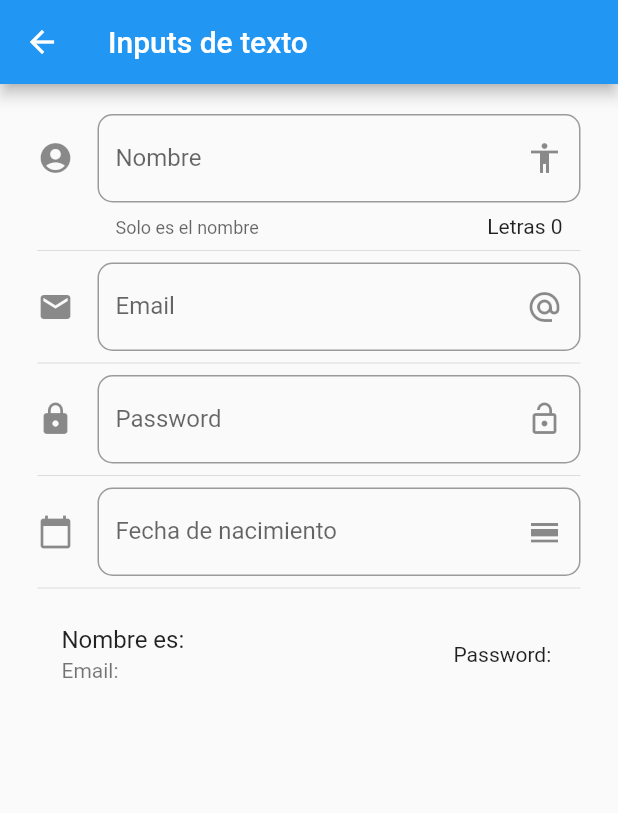
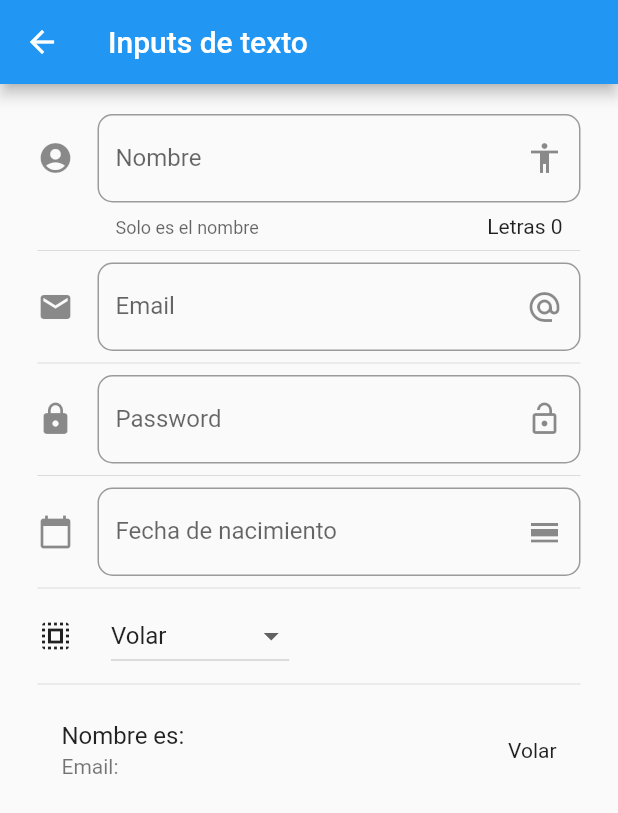
Before and after one commit to DonMastra/FlutterComponentsApp, a Flutter app: the InputPage screen opened by its route, on a phone screen of 412 x 824 dp. Shown: the top 813 px of the screen. Run offline on Flutter 3.47's test engine with Material 2 defaults, Android fonts, the phone set to English and light mode, and no system bars.

```diff
--- a/data/menu_opts.json
+++ b/data/menu_opts.json
@@ -24,6 +24,11 @@
             "ruta": "inputs",
             "icon": "input",
             "texto": "Inputs"
+        },
+        {
+            "ruta": "slider",
+            "icon": "tune",
+            "texto": "Sliders"
         }
     ]
 }
--- a/lib/src/pages/input_page.dart
+++ b/lib/src/pages/input_page.dart
@@ -10,6 +10,10 @@ class _InputPageState extends State<InputPage> {
   String _email = '';
   String _password = '';
   String _fecha = '';
+
+  String _opcionSeleccionada = 'Volar';
+
+  List<String> _poderes = ['Volar', 'Rayos X', 'Super Aliento', 'Super Fuerza'];
 
   TextEditingController _inputFieldDateController = new TextEditingController();
   @override
@@ -28,6 +32,8 @@ class _InputPageState extends State<InputPage> {
           _crearPassword(),
           Divider(),
           _crearFecha(context),
+          Divider(),
+          _crearDropdown(),
           Divider(),
           _crearPersona(),
         ],
@@ -130,11 +136,44 @@ class _InputPageState extends State<InputPage> {
     }
   }
 
+  List<DropdownMenuItem<String>> getOpcionesDropdown() {
+    List<DropdownMenuItem<String>> lista = [];
+
+    _poderes.forEach((poder) {
+      lista.add(DropdownMenuItem(
+        child: Text(poder),
+        value: poder,
+      ));
+    });
+
+    return lista;
+  }
+
+  Widget _crearDropdown() {
+    return Row(
+      children: <Widget>[
+        Icon(Icons.select_all),
+        SizedBox(
+          width: 25.0,
+        ),
+        DropdownButton(
+          value: _opcionSeleccionada,
+          items: getOpcionesDropdown(),
+          onChanged: (opt) {
+            setState(() {
+              _opcionSeleccionada = opt.toString();
+            });
+          },
+        ),
+      ],
+    );
+  }
+
   Widget _crearPersona() {
     return ListTile(
       title: Text('Nombre es: $_nombre'),
       subtitle: Text('Email: $_email'),
-      trailing: Text('Password: $_password'),
+      trailing: Text(_opcionSeleccionada),
     );
   }
 }
--- a/lib/src/routes/routes.dart
+++ b/lib/src/routes/routes.dart
@@ -1,5 +1,6 @@
 import 'package:flutter/material.dart';
 
+import 'package:components/src/pages/slider_page.dart';
 import 'package:components/src/pages/input_page.dart';
 import 'package:components/src/pages/animated_container.dart';
 import 'package:components/src/pages/card_page.dart';
@@ -14,6 +15,7 @@ Map<String, WidgetBuilder> getApplicationRoutes() {
     'avatar': (BuildContext context) => AvatarPage(),
     'card': (BuildContext context) => CardPage(),
     'animatedContainer': (BuildContext context) => AnimatedContainerPage(),
-    'inputs': (BuildContext context) => InputPage()
+    'inputs': (BuildContext context) => InputPage(),
+    'slider': (BuildContext context) => SliderPage(),
   };
 }
--- a/lib/src/utils/icono_string_util.dart
+++ b/lib/src/utils/icono_string_util.dart
@@ -5,7 +5,8 @@ final _icons = <String, IconData>{
   'accessibility': Icons.accessibility,
   'folder_open': Icons.folder_open,
   'donut_large': Icons.donut_large,
-  'input': Icons.input
+  'input': Icons.input,
+  'tune': Icons.tune
 };
 
 Icon getIcon(String nombreIcono) {
```
Also changed, not shown: lib/src/pages/slider_page.dart (added, +54 -0 lines).
